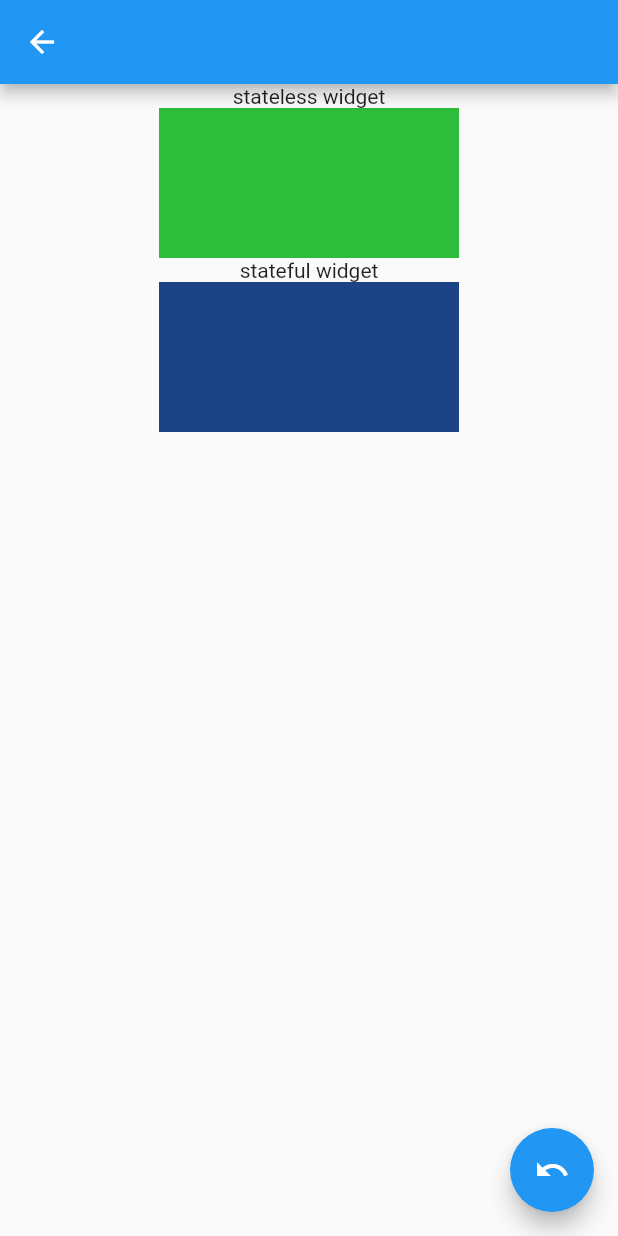
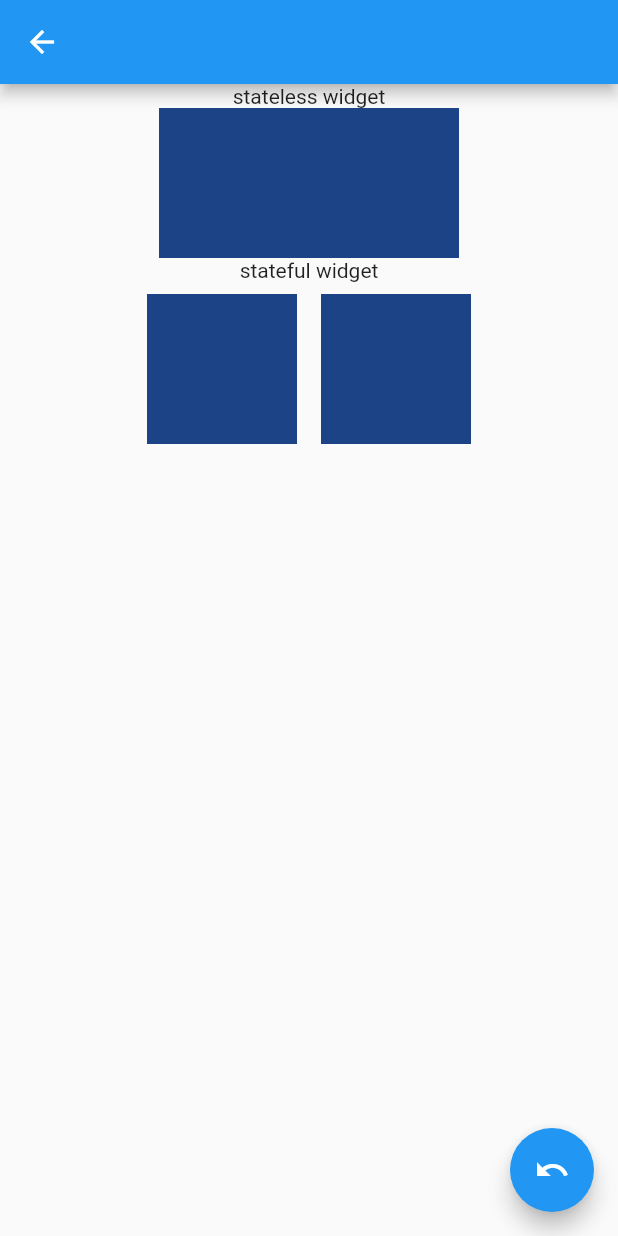
Before and after one commit to jasoncfpl/my_flutter_demo, a Flutter app: the TestKeyPage screen opened directly, on a phone screen of 412 x 824 dp. Run offline on Flutter 3.47's test engine with Material 2 defaults, Android fonts, the phone set to English and light mode, and no system bars; our stand-ins replace event_bus, nil.

Commit message:
add test code

```diff
--- a/lib/key/stateful_container.dart
+++ b/lib/key/stateful_container.dart
@@ -17,17 +17,22 @@ class _StatefulContainerState extends State<StatefulContainer> {
 
   @override
   void initState() {
-    log("StatefulContainer $hashCode is initState : ${context.hashCode}");
+    log("StatefulContainer $hashCode initState: ${widget.key}");
     super.initState();
   }
 
   @override
   Widget build(BuildContext context) {
-    log("StatefulContainer $hashCode is build : ${context.hashCode}");
+    log("StatefulContainer $hashCode is build : ${widget.key}");
+    log("StatefulContainer $hashCode is build runtimeType: ${context.runtimeType}");
     return Container(
       width: 100,
       height: 100,
       color: color,
     );
   }
+
+
+
+
 }
--- a/lib/key/stateless_container.dart
+++ b/lib/key/stateless_container.dart
@@ -13,6 +13,7 @@ class StatelessContainer extends StatelessWidget {
 
   @override
   Widget build(BuildContext context) {
+    final Color color = Color((math.Random().nextDouble() * 0xFFFFFF).toInt()).withOpacity(1.0);
     log("StatelessContainer $hashCode is build : ${context.runtimeType}");
     return Container(
       width: 100,
--- a/lib/key/test_key_page.dart
+++ b/lib/key/test_key_page.dart
@@ -14,14 +14,26 @@ class TestKeyPage extends StatefulWidget {
 
 class _TestKeyPageState extends State<TestKeyPage> {
 
+  GlobalKey globalKey = new GlobalKey();
+
   List<Widget> widgets = [
     StatelessContainer(key: UniqueKey(),),
     StatelessContainer(key: UniqueKey()),
   ];
 
   List<Widget> statefulWidgets = [
-    StatefulContainer(key: UniqueKey(),),
-    StatefulContainer(key: UniqueKey(),),
+    Padding(
+      key: ValueKey(0),
+      padding: EdgeInsets.all(8.0),
+      child: StatefulContainer(),
+    ),
+    Padding(
+      key: ValueKey(1),
+      padding: EdgeInsets.all(8.0),
+      child: StatefulContainer(),
+    ),
+    // StatefulContainer(key: globalKey,),
+    // StatefulContainer(key: globalKey,),
   ];
 
   @override
@@ -58,7 +70,7 @@ class _TestKeyPageState extends State<TestKeyPage> {
   switchWidget(){
     log("switchWidget");
     widgets.insert(0, widgets.removeAt(1));
-    // statefulWidgets.insert(0, statefulWidgets.removeAt(1));
+    statefulWidgets.insert(0, statefulWidgets.removeAt(1));
     setState(() {});
   }
 }
```
Also changed, not shown: lib/main.dart (+12 -0 lines), lib/test_widget_level_page.dart (added, +64 -0 lines).
